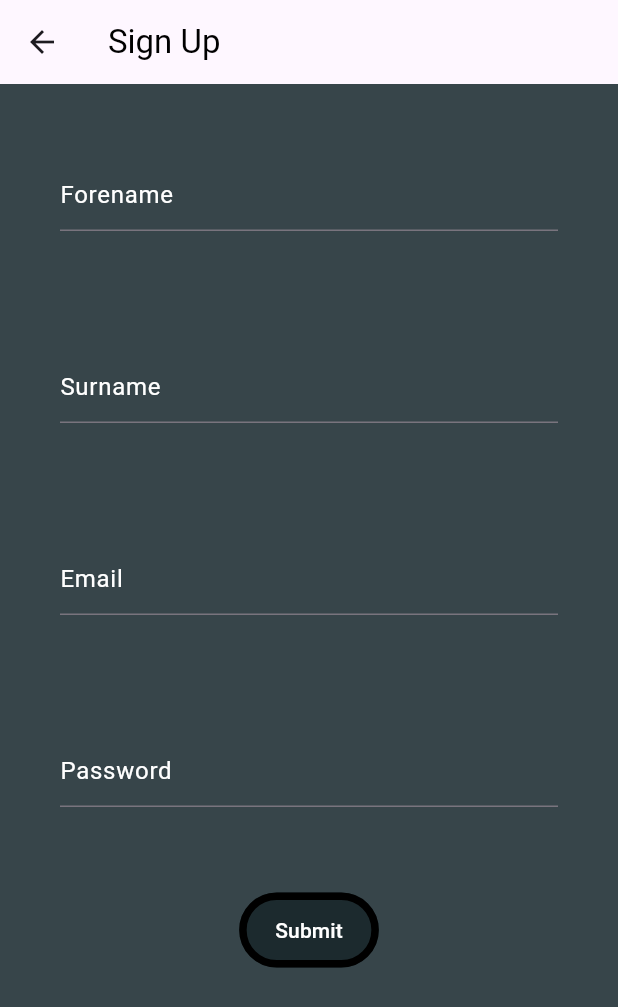
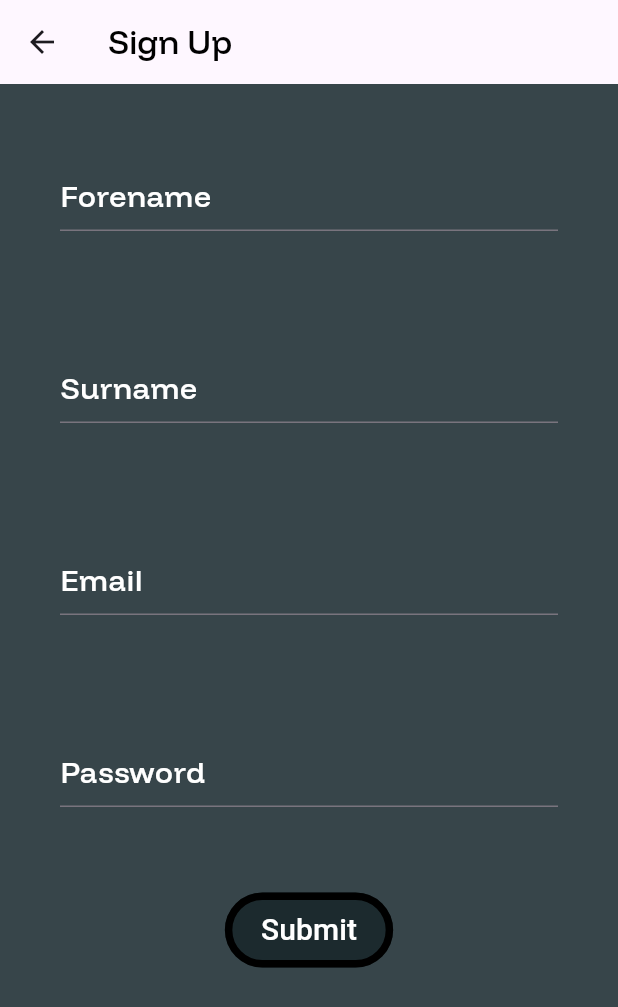
Before and after one commit to Biele10/Window-Cleaning-Mobile-App-Project, a Flutter app: the screen it shows after launch, after a tap on "Sign Up", on a phone screen of 412 x 824 dp. Shown: the top 1007 px of the screen. Run offline on Flutter 3.47's test engine with Material 3 defaults, Android fonts, the phone set to English and light mode, and no system bars; our stand-ins replace connectivity_plus, flutter_secure_storage, internet_connection_checker_plus; network calls fail.

Commit message:
log in page now looks perfect, changed some fonts for text as well as size across the log in and sign up pages. just need to add the functionality to the log in page and then i will be finally done with the account system lol.

```diff
--- a/lib/app_screens/signup.dart
+++ b/lib/app_screens/signup.dart
@@ -21,7 +21,13 @@ class _SignUpState extends State<SignUp> {
     return Scaffold(
       backgroundColor: Color(0xFF37454a),
       appBar: AppBar(
-        title: Text('Sign Up', style: TextStyle(color: Color(0xFF000000))),
+        title: Text(
+          'Sign Up',
+          style: TextStyle(
+            color: Color(0xFF000000),
+            fontFamily: 'FunnelDisplay',
+          ),
+        ),
       ),
       body: SingleChildScrollView(
         // if screen is too small, user can scroll
@@ -48,7 +54,11 @@ class _SignUpState extends State<SignUp> {
                   style: TextStyle(color: Color(0xFFffffff)),
                   decoration: const InputDecoration(
                     hintText: 'Forename',
-                    hintStyle: TextStyle(color: Color(0xFFffffff)),
+                    hintStyle: TextStyle(
+                      color: Color(0xFFffffff),
+                      fontSize: 20,
+                      fontFamily: 'FunnelDisplay',
+                    ),
                   ),
                 ),
               ),
@@ -65,7 +75,11 @@ class _SignUpState extends State<SignUp> {
                   style: TextStyle(color: Color(0xFFffffff)),
                   decoration: const InputDecoration(
                     hintText: 'Surname',
-                    hintStyle: TextStyle(color: Color(0xFFffffff)),
+                    hintStyle: TextStyle(
+                      color: Color(0xFFffffff),
+                      fontSize: 20,
+                      fontFamily: 'FunnelDisplay',
+                    ),
                   ),
                 ),
               ),
@@ -75,14 +89,18 @@ class _SignUpState extends State<SignUp> {
                   controller: _emailController,
                   validator: (value) {
                     if (value == null || value.isEmpty) {
-                      return 'Please enter your email.';
+                      return 'Please enter your email address.';
                     }
                     return null;
                   },
                   style: TextStyle(color: Color(0xFFffffff)),
                   decoration: const InputDecoration(
                     hintText: 'Email',
-                    hintStyle: TextStyle(color: Color(0xFFffffff)),
+                    hintStyle: TextStyle(
+                      color: Color(0xFFffffff),
+                      fontSize: 20,
+                      fontFamily: 'FunnelDisplay',
+                    ),
                   ),
                 ),
               ),
@@ -99,7 +117,11 @@ class _SignUpState extends State<SignUp> {
                   style: TextStyle(color: Color(0xFFffffff)),
                   decoration: const InputDecoration(
                     hintText: 'Password',
-                    hintStyle: TextStyle(color: Color(0xFFffffff)),
+                    hintStyle: TextStyle(
+                      color: Color(0xFFffffff),
+                      fontSize: 20,
+                      fontFamily: 'FunnelDisplay',
+                    ),
                   ),
                 ),
               ),
@@ -108,7 +130,6 @@ class _SignUpState extends State<SignUp> {
                 child: OutlinedButton(
                   onPressed: () {
                     if (!mounted) {
-                      print("ehrehrher");
                       // ensures that widget has loaded
                       return;
                     }
@@ -142,7 +163,7 @@ class _SignUpState extends State<SignUp> {
                   ),
                   child: Text(
                     "Submit",
-                    style: TextStyle(color: Color(0xFFffffff)),
+                    style: TextStyle(color: Color(0xFFffffff), fontSize: 20),
                   ),
                 ),
               ),
@@ -189,6 +210,10 @@ Future<http.Response> createAlbum(
   if (response.statusCode == 200) {
     // status code 200 indicates success
     // response is positive
+    String logInEmail = email.text.trim();
+    String logInPassword = password.text.trim();
+    // stores the email and
+    //password  to be passed into the login function
     forename.clear();
     surname.clear(); // only clears the fields once the server has
     // successfully added the user to the database
--- a/lib/main.dart
+++ b/lib/main.dart
@@ -67,16 +67,29 @@ class _MyFlutterAppState extends State<MyFlutterApp> {
         fontFamily: 'FunnelDisplay',
         textTheme: const TextTheme(
           bodyLarge: TextStyle(color: Colors.black),
-          bodyMedium: TextStyle(color: Colors.black87),
+          bodyMedium: TextStyle(
+            color: Colors.black87,
+            fontSize: 20,
+            fontFamily: 'FunnelDisplay',
+          ),
           titleLarge: TextStyle(color: Colors.red),
         ),
         outlinedButtonTheme: OutlinedButtonThemeData(
           style: OutlinedButton.styleFrom(
             side: const BorderSide(color: Color(0xFF4f4b4c), width: 2.0),
-            shape: RoundedRectangleBorder(
+            shape: const RoundedRectangleBorder(
               borderRadius: BorderRadius.all(Radius.circular(8)),
             ),
           ),
+        ),
+
+        inputDecorationTheme: const InputDecorationTheme(
+          hintStyle: TextStyle(
+            color: Colors.white70, // default hint text color
+            fontSize: 20, // default hint text size
+            fontFamily: 'FunnelDisplay', // default hint font
+          ),
+          border: OutlineInputBorder(), // optional default border
         ),
       ),
     );
--- a/pubspec.yaml
+++ b/pubspec.yaml
@@ -41,4 +41,4 @@ flutter:
   fonts:
     - family: FunnelDisplay
       fonts:
-        - asset: fonts/FunnelDisplay-SemiBold.ttf
+        - asset: fonts/FunnelDisplay-Medium.ttf
```
Also changed, not shown: lib/app_screens/login.dart (+103 -10 lines), lib/utilities/api.dart (deleted, +0 -18 lines), fonts/FunnelDisplay-Medium.ttf (added), fonts/FunnelDisplay-SemiBold.ttf (deleted), 1 other file.
